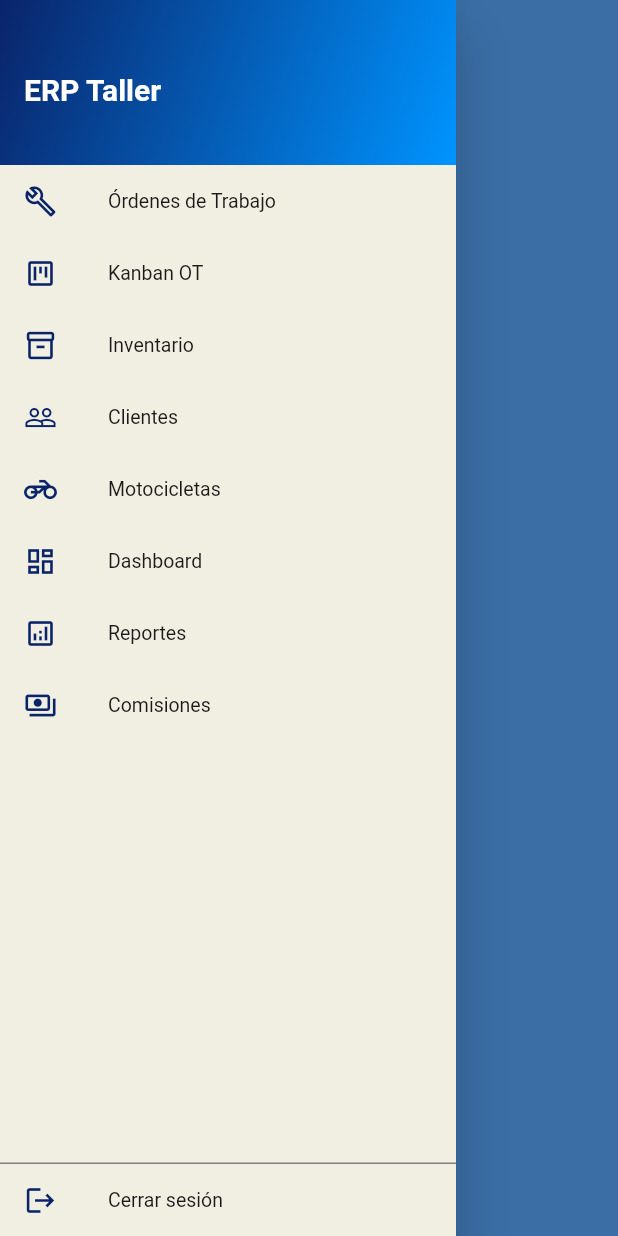
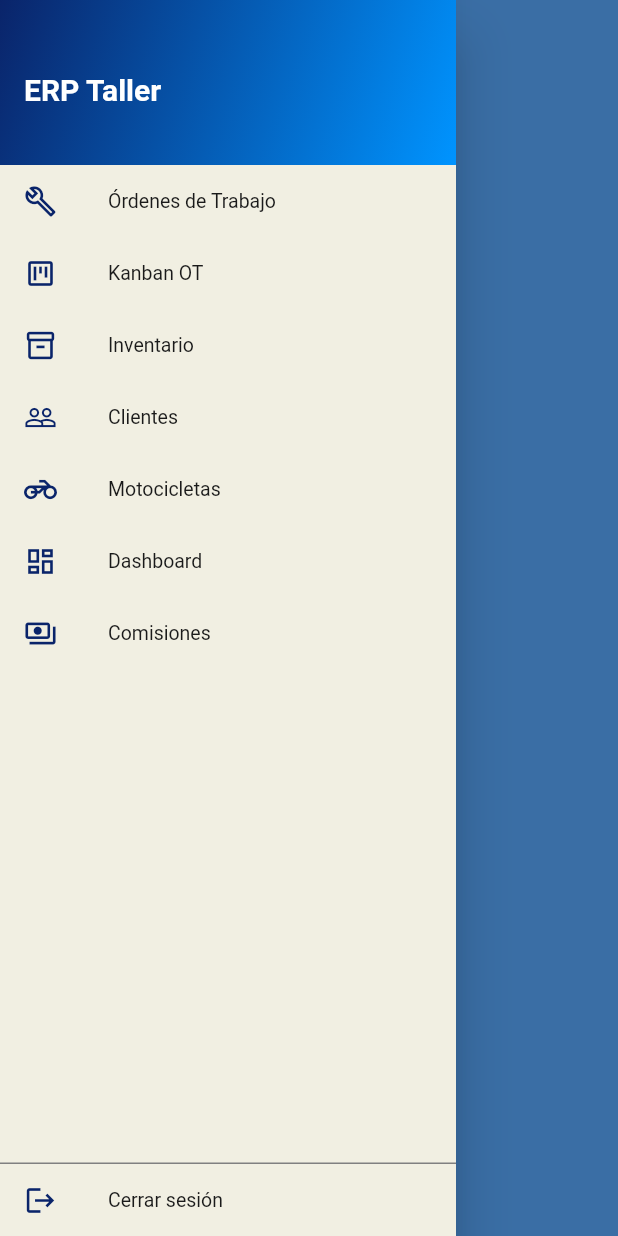
Before and after one commit to OsunaRep-117/erp-taller-motos, a Flutter app: the AppDrawer widget shown alone on an empty page, opened directly, on a phone screen of 412 x 824 dp. Run offline on Flutter 3.47's test engine with Material 3 defaults, Android fonts, the phone set to English and light mode, and no system bars; our stand-ins replace dartz, equatable, flutter_riverpod, freezed_annotation, go_router, google_sign_in and 3 more; missing offline and left inert: postgrest; accounts and stored records are empty; generated files the repository leaves out were written again; Roboto replaces fonts that are missing (Segoe UI).

Commit message:
fix(rbac): restringir /reportes a admin/supervisor en permisos y drawer

```diff
--- a/lib/core/auth/app_permissions.dart
+++ b/lib/core/auth/app_permissions.dart
@@ -33,6 +33,10 @@ class AppPermissions {
 
     if (ruta.startsWith('/citas')) {
       return rol != RolEmpleado.mecanico;
+    }
+
+    if (ruta.startsWith('/reportes')) {
+      return rol == RolEmpleado.admin || rol == RolEmpleado.supervisor;
     }
 
     return true;
--- a/lib/core/widgets/app_drawer.dart
+++ b/lib/core/widgets/app_drawer.dart
@@ -132,11 +132,13 @@ class AppDrawer extends ConsumerWidget {
                   title: 'Dashboard',
                   route: '/dashboard',
                 ),
-                tile(
-                  icon: Icons.analytics_outlined,
-                  title: 'Reportes',
-                  route: '/reportes',
-                ),
+                if (user != null &&
+                    AppPermissions.puedeAccederRuta(user.rol, '/reportes'))
+                  tile(
+                    icon: Icons.analytics_outlined,
+                    title: 'Reportes',
+                    route: '/reportes',
+                  ),
                 if (user != null &&
                     AppPermissions.puedeAccederRuta(user.rol, '/pos'))
                   tile(
```
